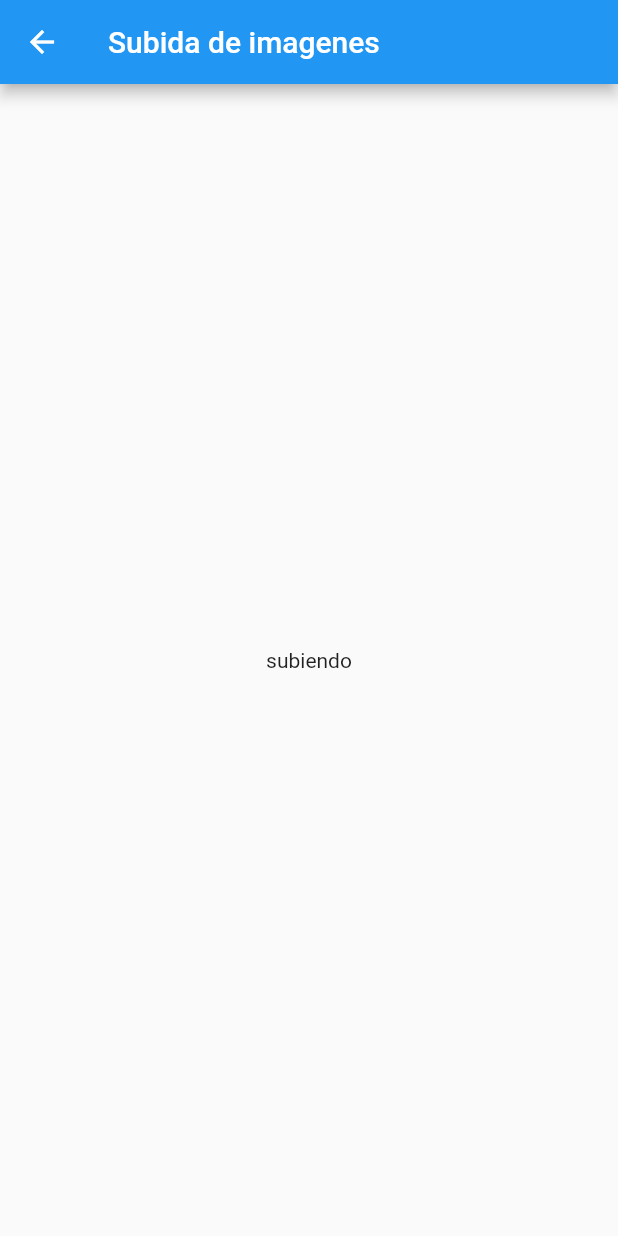
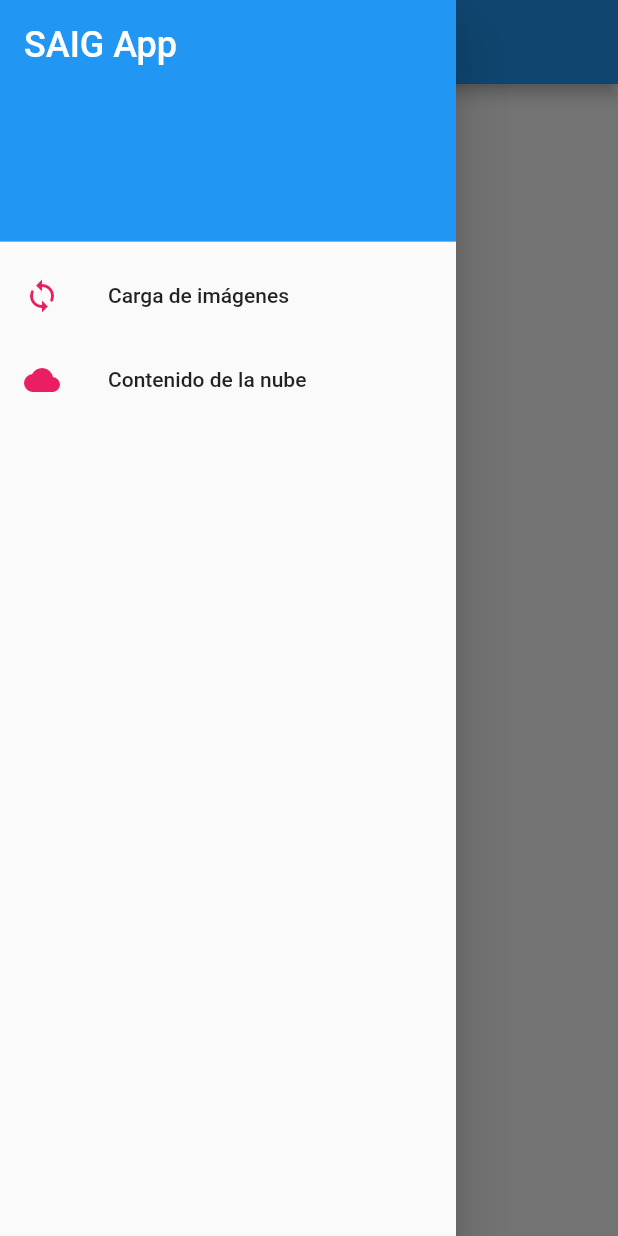
Before and after one commit to martinsauczuk/saig_app, a Flutter app: the HomePage screen opened by its route, with the side drawer open (before the commit the screen has no drawer), on a phone screen of 412 x 824 dp. Run offline on Flutter 3.47's test engine with Material 2 defaults, Android fonts, the phone set to English and light mode, and no system bars; our stand-ins replace geolocator, google_maps_flutter, image_picker; missing offline and left inert: mime_type; network calls fail.

Commit message:
Vista contenido de la nube casi lista

```diff
--- a/lib/main.dart
+++ b/lib/main.dart
@@ -1,4 +1,5 @@
 import 'package:flutter/material.dart';
+import 'package:saig_app/src/pages/cloud_gallery_page.dart';
 import 'package:saig_app/src/pages/home_page.dart';
 import 'package:saig_app/src/pages/map_page.dart';
 import 'package:saig_app/src/pages/upload_page.dart';
@@ -18,6 +19,7 @@ class MyApp extends StatelessWidget {
         'home'    : (BuildContext context) => HomePage(),
         'map'     : (BuildContext context) => MapPage(),
         'upload'  : (BuildContext context) => UploadPage(),
+        'cloud' :   (BuildContext context) => CloudGalleryPage(),
       },
       initialRoute: 'upload',
     );
--- a/lib/src/models/upload_response.dart
+++ b/lib/src/models/upload_response.dart
@@ -69,6 +69,8 @@ class UploadResponse {
         originalFilename: json["original_filename"],
     );
 
+
+
     Map<String, dynamic> toJson() => {
         "asset_id": assetId,
         "public_id": publicId,
--- a/lib/src/pages/home_page.dart
+++ b/lib/src/pages/home_page.dart
@@ -1,4 +1,5 @@
 import 'package:flutter/material.dart';
+import 'package:saig_app/src/widgets/menu_widget.dart';
 
 class HomePage extends StatelessWidget {
 
@@ -9,6 +10,7 @@ class HomePage extends StatelessWidget {
       appBar: AppBar(
         title: Text('Subida de imagenes'),
       ),
+      drawer: MenuWidget(),
       body: Container(
         child: Center(
           child: Text('subiendo'),
--- a/lib/src/pages/upload_page.dart
+++ b/lib/src/pages/upload_page.dart
@@ -4,6 +4,7 @@ import 'package:flutter/material.dart';
 import 'package:geolocator/geolocator.dart';
 import 'package:image_picker/image_picker.dart';
 import 'package:saig_app/src/providers/upload_provider.dart';
+import 'package:saig_app/src/widgets/menu_widget.dart';
 
 class UploadPage extends StatefulWidget {
   @override
@@ -33,6 +34,7 @@ class _UploadPageState extends State<UploadPage> {
         appBar: AppBar(
           title: Text('Carga de imagen y coordenadas'),
         ),
+        drawer: MenuWidget(),
         floatingActionButton: Column(
           mainAxisAlignment: MainAxisAlignment.end,
           children: <Widget>[
--- /dev/null
+++ b/lib/src/widgets/menu_widget.dart
@@ -0,0 +1,50 @@
+import 'package:flutter/material.dart';
+
+class MenuWidget extends StatelessWidget {
+
+  @override
+  Widget build(BuildContext context) {
+    return Drawer(
+      child: ListView(
+        padding: EdgeInsets.zero,
+          children: <Widget> [
+          DrawerHeader(
+            decoration: BoxDecoration(
+              color: Colors.blue,
+            ),
+            child: Text(
+              'SAIG App',
+              style: TextStyle(
+                color: Colors.white,
+                fontSize: 24,
+              ),
+            ),
+          ),
+
+          ListTile(
+            leading: Icon(Icons.sync, color: Colors.pink),
+            title: Text('Carga de imágenes'),
+            onTap: () {
+              Navigator.pushReplacementNamed(context, 'upload');
+            },
+          ),
+
+          ListTile(
+            leading: Icon(Icons.cloud, color: Colors.pink),
+            title: Text('Contenido de la nube'),
+            onTap: () {
+              Navigator.pushReplacementNamed(context, 'cloud');
+            },
+          ),
+
+          // ListTile(
+          //   leading: Icon(Icons.settings, color: Colors.blue),
+          //   title: Text('Settings'),
+          //   onTap: () => Navigator.pushReplacementNamed(context, SettingsPage.routeName),
+          // ),
+
+        ],
+      )
+    );
+  }
+}
```
Also changed, not shown: lib/src/models/search_response.dart (added, +136 -0 lines), lib/src/pages/cloud_gallery_page.dart (added, +57 -0 lines), lib/src/pages/settings_page.dart (added, +20 -0 lines), lib/src/providers/upload_provider.dart (+43 -2 lines).
